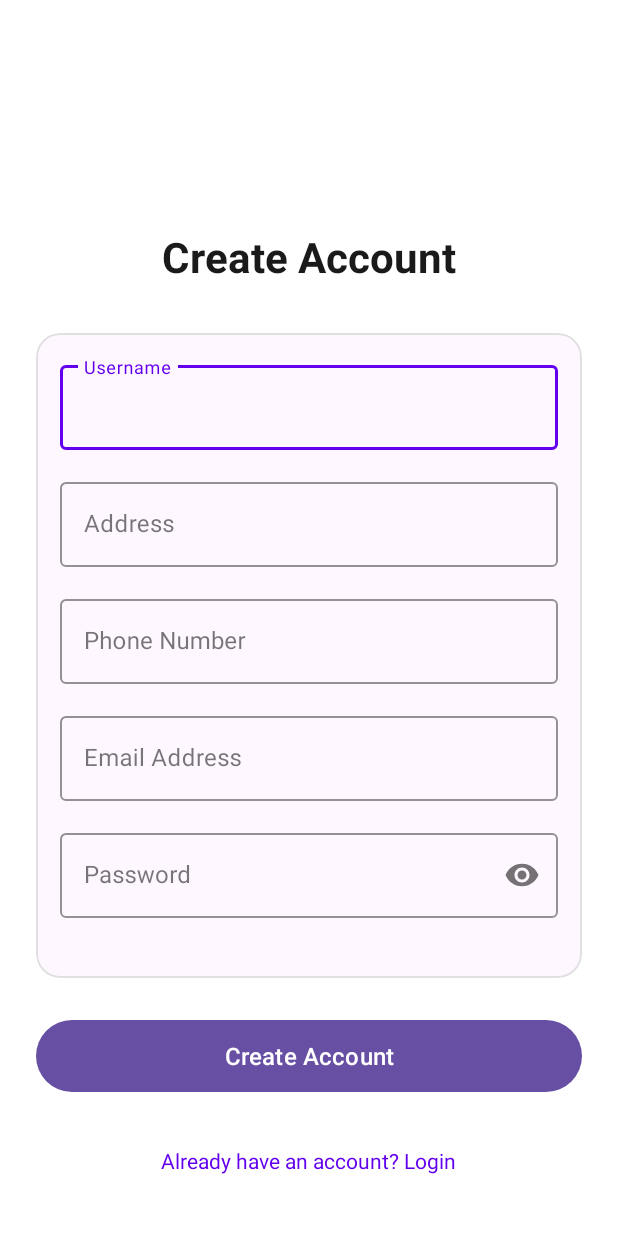
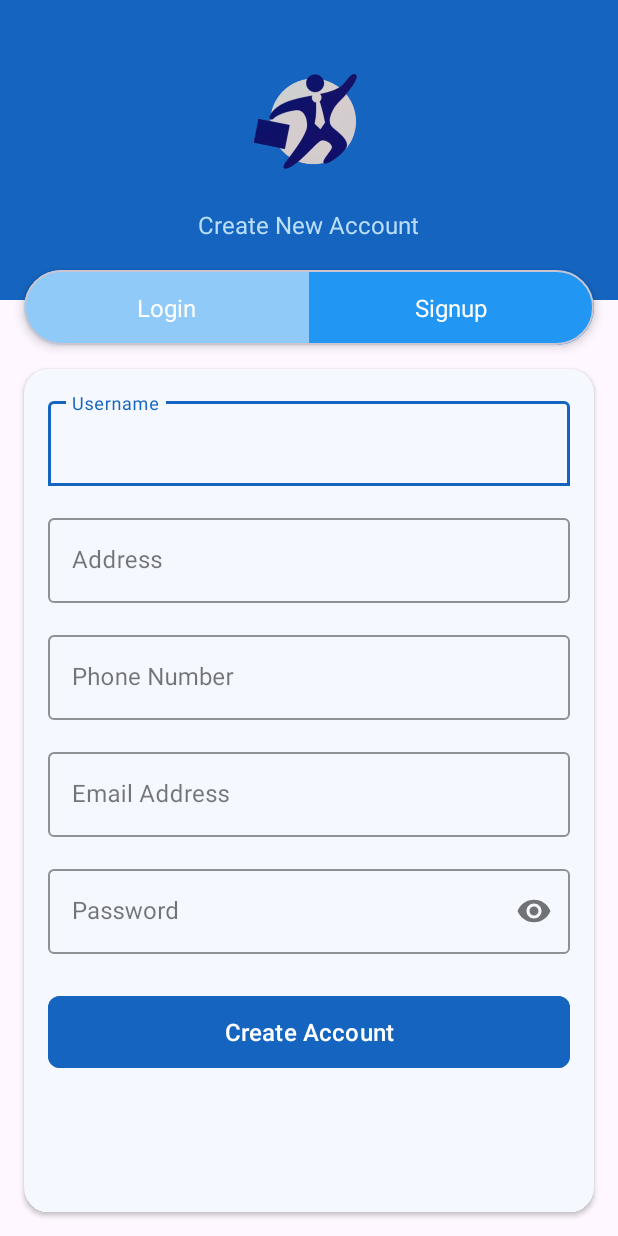
Before and after one commit to Sushant696/RojgarHub-app, an Android app: the Register screen opened directly, with no data from a screen before it, on a phone screen of 412 x 824 dp. Run offline under Robolectric (Android 15) with nearby library versions, the phone set to English and light mode, and no system bars; our stand-ins replace Firebase (no records; nobody signed in at launch, a user with empty details on screens opened directly).

Commit message:
feat: added new login and register design

```diff
--- a/app/build.gradle.kts
+++ b/app/build.gradle.kts
@@ -51,6 +51,9 @@ dependencies {
     implementation(libs.firebase.database.ktx)
     implementation ("de.hdodenhof:circleimageview:3.1.0")
     implementation ("com.airbnb.android:lottie:3.4.2")
+    implementation("com.cloudinary:cloudinary-android:2.1.0")
+    implementation("com.squareup.picasso:picasso:2.8")
+
     testImplementation(libs.junit)
     androidTestImplementation(libs.androidx.junit)
     androidTestImplementation(libs.androidx.espresso.core)
--- a/app/src/main/java/com/example/rojgarhub/ui/activity/LoginActivity.kt
+++ b/app/src/main/java/com/example/rojgarhub/ui/activity/LoginActivity.kt
@@ -51,7 +51,7 @@ class LoginActivity : AppCompatActivity() {
             }
         }
 
-        binding.btnSignupnavigate.setOnClickListener {
+        binding.signupTab.setOnClickListener {
             val intent = Intent(this@LoginActivity,
                 Register::class.java)
             startActivity(intent)
--- /dev/null
+++ b/app/src/main/res/drawable/card_background_top_rounded.xml
@@ -0,0 +1,9 @@
+<!-- res/drawable/card_background_top_rounded.xml -->
+<shape xmlns:android="http://schemas.android.com/apk/res/android">
+    <solid android:color="@color/accent_purple" />
+    <corners
+        android:topLeftRadius="20dp"
+        android:topRightRadius="20dp"
+        android:bottomLeftRadius="0dp"
+        android:bottomRightRadius="0dp" />
+</shape>
--- a/app/src/main/res/layout/activity_register.xml
+++ b/app/src/main/res/layout/activity_register.xml
@@ -2,53 +2,87 @@
 <LinearLayout xmlns:android="http://schemas.android.com/apk/res/android"
     xmlns:app="http://schemas.android.com/apk/res-auto"
     xmlns:tools="http://schemas.android.com/tools"
-    android:orientation="vertical"
     android:id="@+id/main"
     android:layout_width="match_parent"
     android:layout_height="match_parent"
-    android:background="@android:color/white"
+    android:orientation="vertical"
     tools:context=".ui.activity.Register">
 
-    <ScrollView
-        android:layout_width="match_parent"
-        android:layout_height="match_parent"
-        android:fillViewport="true">
-
+    <!-- Blue Header with Logo -->
     <LinearLayout
         android:layout_width="match_parent"
-            android:layout_height="wrap_content"
+        android:layout_height="200dp"
+        android:background="#1565C0"
+        android:gravity="center"
         android:orientation="vertical"
-            android:padding="24dp"
-            android:gravity="center_horizontal">
+        android:padding="16dp">
 
         <ImageView
-                android:id="@+id/imgLogo"
-                android:layout_width="200dp"
+            android:layout_width="80dp"
             android:layout_height="80dp"
-                android:layout_marginTop="24dp"
-                android:layout_marginBottom="24dp"
-                android:scaleType="fitCenter"
+            android:layout_marginBottom="16dp"
             android:contentDescription="App Logo"
-                android:src="@drawable/common_full_open_on_phone" />
+            android:src="@drawable/templogo" />
 
         <TextView
             android:layout_width="wrap_content"
             android:layout_height="wrap_content"
-                android:text="Create Account"
-                android:textSize="28sp"
-                android:textStyle="bold"
-                android:textColor="#1A1A1A"
-                android:layout_marginBottom="32dp" />
+            android:layout_marginTop="4dp"
+            android:text="Create New Account"
+            android:textColor="#BBDEFB"
+            android:textSize="16sp" />
+    </LinearLayout>
 
+    <!-- Login/Signup Toggle -->
     <com.google.android.material.card.MaterialCardView
         android:layout_width="match_parent"
         android:layout_height="wrap_content"
-                android:layout_marginBottom="24dp"
-                app:cardElevation="0dp"
-                app:cardCornerRadius="16dp"
-                app:strokeWidth="1dp"
-                app:strokeColor="#E0E0E0">
+        android:layout_marginHorizontal="16dp"
+        android:layout_marginTop="-20dp"
+        app:cardCornerRadius="25dp"
+        app:cardElevation="4dp">
 
+        <LinearLayout
+            android:layout_width="match_parent"
+            android:layout_height="50dp"
+            android:orientation="horizontal">
+
+            <TextView
+                android:id="@+id/loginTab"
+                android:layout_width="0dp"
+                android:layout_height="match_parent"
+                android:layout_weight="1"
+                android:background="#90CAF9"
+                android:gravity="center"
+                android:text="Login"
+                android:textColor="#FFFFFF"
+                android:textSize="16sp" />
+
+            <TextView
+                android:id="@+id/signupTab"
+                android:layout_width="0dp"
+                android:layout_height="match_parent"
+                android:layout_weight="1"
+                android:background="#2196F3"
+                android:gravity="center"
+                android:text="Signup"
+                android:textColor="#FFFFFF"
+                android:textSize="16sp" />
+        </LinearLayout>
+    </com.google.android.material.card.MaterialCardView>
+
+    <!-- Main Content Area -->
+    <androidx.cardview.widget.CardView
+        android:layout_width="match_parent"
+        android:layout_height="0dp"
+        android:layout_margin="16dp"
+        android:layout_weight="1"
+        app:boxCornerRadiusTopEnd="12dp"
+        app:boxCornerRadiusTopStart="12dp"
+        app:cardBackgroundColor="#F5F9FF"
+        app:cardCornerRadius="16dp">
+
+        <!--        android:background="@drawable/card_background_top_rounded"-->
         <LinearLayout
             android:layout_width="match_parent"
             android:layout_height="wrap_content"
@@ -56,110 +90,101 @@
             android:padding="16dp">
 
             <com.google.android.material.textfield.TextInputLayout
+                style="@style/Widget.MaterialComponents.TextInputLayout.OutlinedBox"
                 android:layout_width="match_parent"
                 android:layout_height="wrap_content"
                 android:layout_marginBottom="16dp"
-                        style="@style/Widget.MaterialComponents.TextInputLayout.OutlinedBox"
-                        app:boxStrokeColor="@color/design_default_color_primary"
-                        app:hintTextColor="@color/design_default_color_primary">
+                app:boxCornerRadiusBottomEnd="1sp"
+                app:boxCornerRadiusBottomStart="1sp"
+
+                app:boxStrokeColor="#1565C0"
+                app:hintTextColor="#1565C0">
 
                 <com.google.android.material.textfield.TextInputEditText
                     android:id="@+id/registerFname"
                     android:layout_width="match_parent"
                     android:layout_height="wrap_content"
+                    android:hint="Username"
                     android:inputType="textPersonName"
-                            android:hint="Username"
                     android:maxLines="1" />
             </com.google.android.material.textfield.TextInputLayout>
 
             <com.google.android.material.textfield.TextInputLayout
+                style="@style/Widget.MaterialComponents.TextInputLayout.OutlinedBox"
                 android:layout_width="match_parent"
                 android:layout_height="wrap_content"
                 android:layout_marginBottom="16dp"
-                        style="@style/Widget.MaterialComponents.TextInputLayout.OutlinedBox"
-                        app:boxStrokeColor="@color/design_default_color_primary"
-                        app:hintTextColor="@color/design_default_color_primary">
+                app:boxStrokeColor="#1565C0"
+                app:hintTextColor="#1565C0">
 
                 <com.google.android.material.textfield.TextInputEditText
                     android:id="@+id/registerAddress"
                     android:layout_width="match_parent"
                     android:layout_height="wrap_content"
-                            android:inputType="textPostalAddress"
-                            android:hint="Address" />
+                    android:hint="Address"
+                    android:inputType="textPostalAddress" />
             </com.google.android.material.textfield.TextInputLayout>
 
             <com.google.android.material.textfield.TextInputLayout
+                style="@style/Widget.MaterialComponents.TextInputLayout.OutlinedBox"
                 android:layout_width="match_parent"
                 android:layout_height="wrap_content"
                 android:layout_marginBottom="16dp"
-                        style="@style/Widget.MaterialComponents.TextInputLayout.OutlinedBox"
-                        app:boxStrokeColor="@color/design_default_color_primary"
-                        app:hintTextColor="@color/design_default_color_primary">
+                app:boxStrokeColor="#1565C0"
+                app:hintTextColor="#1565C0">
 
                 <com.google.android.material.textfield.TextInputEditText
                     android:id="@+id/registerContact"
                     android:layout_width="match_parent"
                     android:layout_height="wrap_content"
-                            android:inputType="phone"
-                            android:hint="Phone Number" />
+                    android:hint="Phone Number"
+                    android:inputType="phone" />
             </com.google.android.material.textfield.TextInputLayout>
 
             <com.google.android.material.textfield.TextInputLayout
+                style="@style/Widget.MaterialComponents.TextInputLayout.OutlinedBox"
                 android:layout_width="match_parent"
                 android:layout_height="wrap_content"
                 android:layout_marginBottom="16dp"
-                        style="@style/Widget.MaterialComponents.TextInputLayout.OutlinedBox"
-                        app:boxStrokeColor="@color/design_default_color_primary"
-                        app:hintTextColor="@color/design_default_color_primary">
+                app:boxStrokeColor="#1565C0"
+                app:hintTextColor="#1565C0">
 
                 <com.google.android.material.textfield.TextInputEditText
                     android:id="@+id/registerEmail"
                     android:layout_width="match_parent"
                     android:layout_height="wrap_content"
-                            android:inputType="textEmailAddress"
-                            android:hint="Email Address" />
+                    android:hint="Email Address"
+                    android:inputType="textEmailAddress" />
             </com.google.android.material.textfield.TextInputLayout>
 
             <com.google.android.material.textfield.TextInputLayout
+                style="@style/Widget.MaterialComponents.TextInputLayout.OutlinedBox"
                 android:layout_width="match_parent"
                 android:layout_height="wrap_content"
                 android:layout_marginBottom="24dp"
-                        style="@style/Widget.MaterialComponents.TextInputLayout.OutlinedBox"
-                        app:boxStrokeColor="@color/design_default_color_primary"
-                        app:hintTextColor="@color/design_default_color_primary"
+                app:boxStrokeColor="#1565C0"
+                app:hintTextColor="#1565C0"
                 app:passwordToggleEnabled="true">
 
                 <com.google.android.material.textfield.TextInputEditText
                     android:id="@+id/registerPassword"
                     android:layout_width="match_parent"
                     android:layout_height="wrap_content"
-                            android:inputType="textPassword"
-                            android:hint="Password" />
+                    android:hint="Password"
+                    android:inputType="textPassword" />
             </com.google.android.material.textfield.TextInputLayout>
-                </LinearLayout>
-            </com.google.android.material.card.MaterialCardView>
 
             <com.google.android.material.button.MaterialButton
                 android:id="@+id/signUp"
                 android:layout_width="match_parent"
                 android:layout_height="56dp"
+                android:layout_marginBottom="16dp"
+                android:backgroundTint="#1565C0"
                 android:text="Create Account"
                 android:textSize="16sp"
-                app:cornerRadius="28dp"
-                android:layout_marginBottom="16dp"
-                android:elevation="4dp" />
+                app:cornerRadius="8dp" />
 
-            <TextView
-                android:id="@+id/btnLoginNavigate"
-                android:layout_width="wrap_content"
-                android:layout_height="wrap_content"
-                android:text="Already have an account? Login"
-                android:textColor="@color/design_default_color_primary"
-                android:padding="16dp"
-                android:textSize="14sp"
-                android:background="?attr/selectableItemBackground"
-                android:clickable="true"
-                android:focusable="true" />
         </LinearLayout>
-    </ScrollView>
+
+    </androidx.cardview.widget.CardView>
 </LinearLayout>
--- a/app/src/main/res/layout/activity_splash3.xml
+++ b/app/src/main/res/layout/activity_splash.xml
@@ -5,7 +5,7 @@
     android:id="@+id/main"
     android:layout_width="match_parent"
     android:layout_height="match_parent"
-    tools:context=".SplashActivity">
+    tools:context=".ui.activity.Splash">
 
     <com.airbnb.lottie.LottieAnimationView
         android:id="@+id/animationView"
```
Also changed, not shown: app/src/main/AndroidManifest.xml (+12 -22 lines), app/src/main/java/com/example/rojgarhub/ui/activity/Splash.kt (renamed from app/src/main/java/com/example/rojgarhub/ui/activity/SplashActivity.kt, +6 -7 lines), app/src/main/res/layout/activity_login.xml (+100 -76 lines), app/src/main/res/drawable/templogo.png (added). Lines whose indentation alone changed are shown as unchanged.
